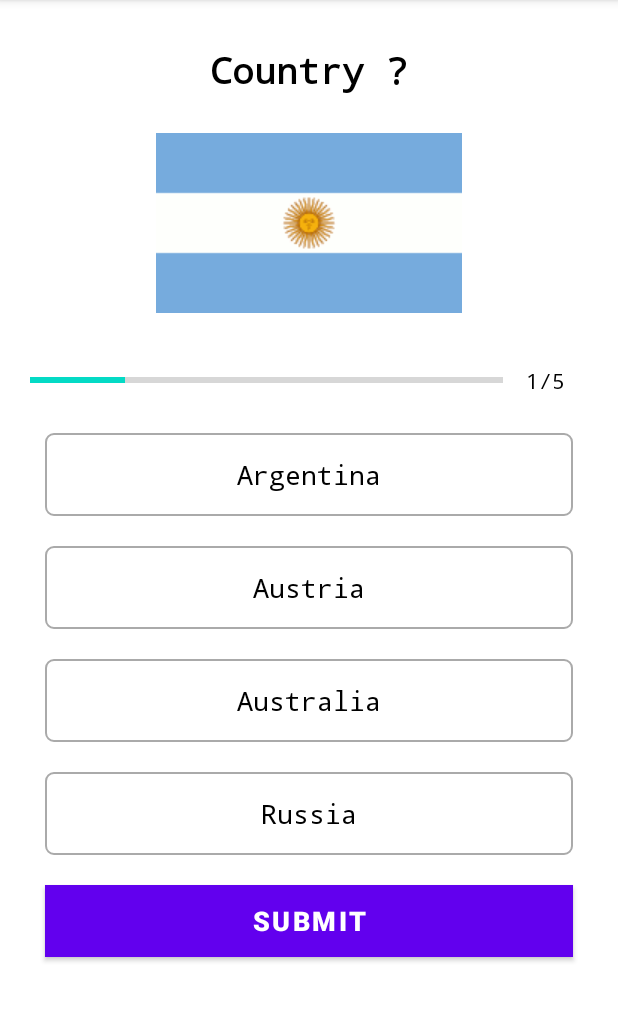
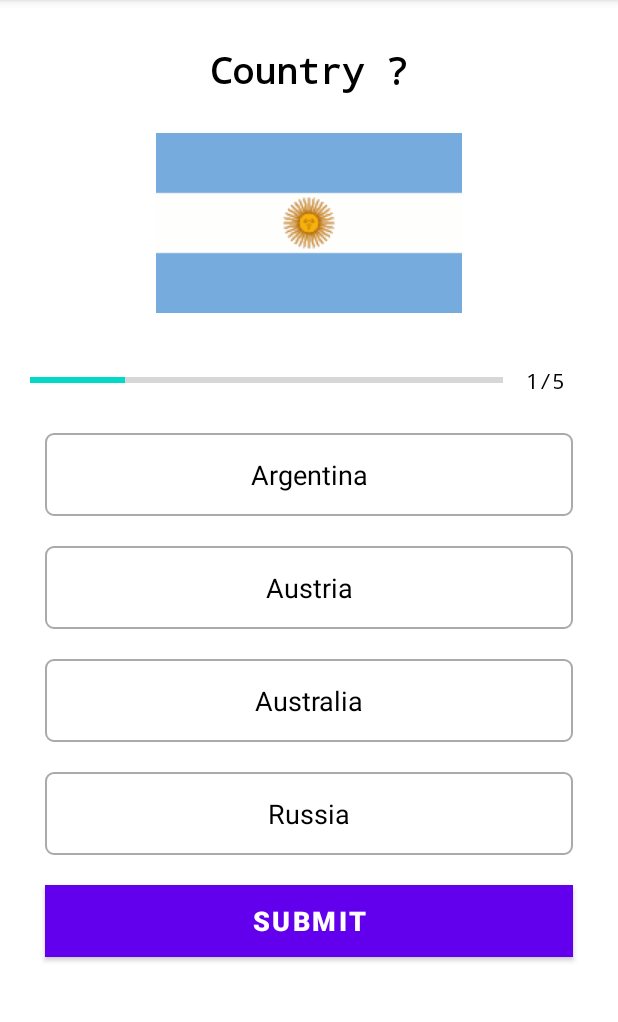
Before and after one commit to PeterMada/AK7MT-FunWithFlags, an Android app: the QuestionActivity screen opened directly, with no data from a screen before it, on a phone screen of 412 x 824 dp, the part 84-1106 px from its top. Run offline under Robolectric (Android 15) with nearby library versions, the phone set to English and light mode, and no system bars; 1 statement that could not run was skipped.

Commit message:
Default color for answers

```diff
--- a/app/src/main/java/com/example/android/quiz/QuestionActivity.kt
+++ b/app/src/main/java/com/example/android/quiz/QuestionActivity.kt
@@ -1,12 +1,16 @@
 package com.example.android.quiz
 
+import android.graphics.Color
+import android.graphics.Typeface
 import androidx.appcompat.app.AppCompatActivity
 import android.os.Bundle
+import android.view.View
 import android.widget.ImageView
 import android.widget.ProgressBar
 import android.widget.TextView
+import androidx.core.content.ContextCompat
 
-class QuestionActivity : AppCompatActivity() {
+class QuestionActivity : AppCompatActivity(), View.OnClickListener {
     private var mCurrentPosition:Int = 1
     private var mQuestionList: ArrayList<Question>? = null
     private var mSelectedAnswerPosition: Int = 0
@@ -15,9 +19,18 @@ class QuestionActivity : AppCompatActivity() {
         super.onCreate(savedInstanceState)
         setContentView(R.layout.activity_question)
 
+        val answerOne = findViewById<TextView>(R.id.question_answer_one)
+        val answerTwo = findViewById<TextView>(R.id.question_answer_two)
+        val answerThree = findViewById<TextView>(R.id.question_answer_three)
+        val answerFour = findViewById<TextView>(R.id.question_answer_four)
+
         mQuestionList = Constants.getQuestions()
         setQuestion()
 
+        answerOne.setOnClickListener(this)
+        answerTwo.setOnClickListener(this)
+        answerThree.setOnClickListener(this)
+        answerFour.setOnClickListener(this)
     }
 
     private fun setQuestion() {
@@ -34,6 +47,8 @@ class QuestionActivity : AppCompatActivity() {
         val answerThree = findViewById<TextView>(R.id.question_answer_three)
         val answerFour = findViewById<TextView>(R.id.question_answer_four)
 
+        setAllAnswerButtonsToDefaultColor()
+
         questionTitle.text = question!!.question
         progressBar.progress = mCurrentPosition
         progressBarText.text = "$mCurrentPosition" + "/" + progressBar.max
@@ -43,4 +58,29 @@ class QuestionActivity : AppCompatActivity() {
         answerThree.text = question.answerThree
         answerFour.text = question.answerFour
     }
+
+    private fun setAllAnswerButtonsToDefaultColor() {
+        val options = ArrayList<TextView>()
+        val answerOne = findViewById<TextView>(R.id.question_answer_one)
+        val answerTwo = findViewById<TextView>(R.id.question_answer_two)
+        val answerThree = findViewById<TextView>(R.id.question_answer_three)
+        val answerFour = findViewById<TextView>(R.id.question_answer_four)
+
+        options.add(0, answerOne)
+        options.add(1, answerTwo)
+        options.add(2, answerThree)
+        options.add(3, answerFour)
+
+        for (option in options) {
+            option.setTextColor(Color.parseColor("@android:color/black"))
+            option.typeface = Typeface.DEFAULT
+            option.background = ContextCompat.getDrawable(this, R.drawable.default_option_border_bg)
+        }
+
+
+    }
+
+    override fun onClick(p0: View?) {
+
+    }
 }
```
